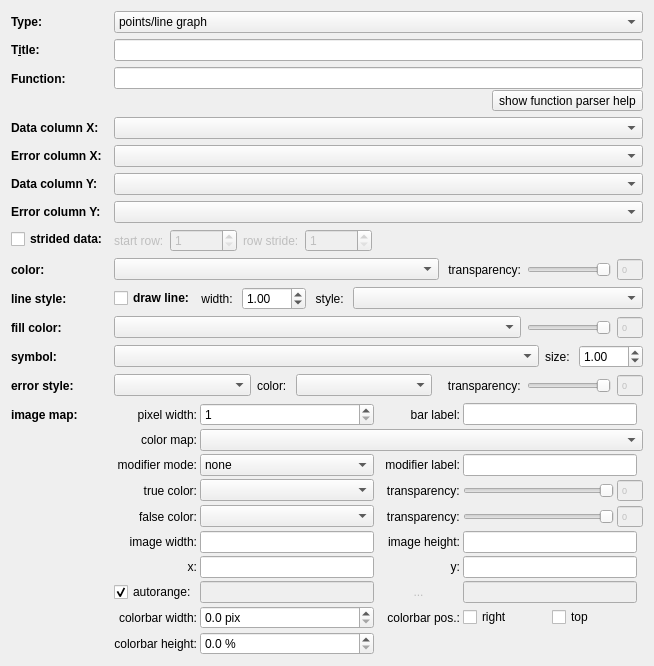
Before: the Qt Designer form plugins/table/qftablegraphsettings.ui in jkriege2/QuickFit3, drawn with Qt 5.
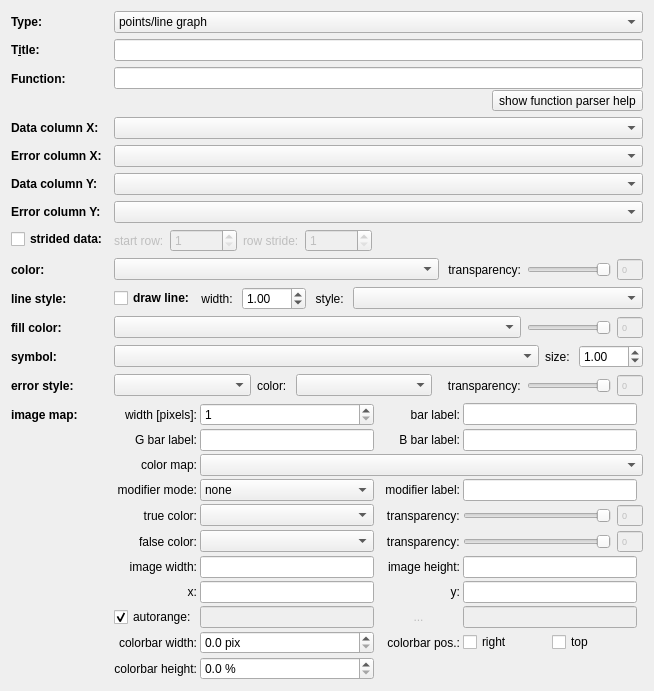
After: the same form once the commit is applied. Icons and pictures are not drawn. Custom widgets are drawn as their Qt base class.

Commit message: QuickFit3/table:   - added extra labels for G and B channel in RGBimages

Diff of the .ui file:
```diff
--- a/plugins/table/qftablegraphsettings.ui
+++ b/plugins/table/qftablegraphsettings.ui
@@ -7,7 +7,7 @@
     <x>0</x>
     <y>0</y>
     <width>654</width>
-    <height>612</height>
+    <height>644</height>
    </rect>
   </property>
   <property name="windowTitle">
@@ -956,37 +956,37 @@
    </item>
    <item row="13" column="1">
     <widget class="QWidget" name="widImage" native="true">
-     <layout class="QGridLayout" name="gridLayout_5" rowminimumheight="0,0,0,0,0,0,0,0,0,0">
+     <layout class="QGridLayout" name="gridLayout_5" rowminimumheight="0,0,0,0,0,0,0,0,0,0,0">
       <property name="margin">
        <number>0</number>
       </property>
       <property name="spacing">
        <number>3</number>
       </property>
-      <item row="7" column="1">
+      <item row="8" column="1">
        <widget class="QFDoubleEdit" name="edtImageMin">
         <property name="enabled">
          <bool>false</bool>
         </property>
        </widget>
       </item>
-      <item row="4" column="1">
-       <widget class="ColorComboBox" name="cmbImageFalseColor">
-        <property name="sizePolicy">
-         <sizepolicy hsizetype="MinimumExpanding" vsizetype="Fixed">
-          <horstretch>0</horstretch>
-          <verstretch>0</verstretch>
-         </sizepolicy>
-        </property>
-        <property name="minimumSize">
-         <size>
-          <width>80</width>
-          <height>0</height>
-         </size>
-        </property>
-       </widget>
-      </item>
       <item row="5" column="1">
+       <widget class="ColorComboBox" name="cmbImageFalseColor">
+        <property name="sizePolicy">
+         <sizepolicy hsizetype="MinimumExpanding" vsizetype="Fixed">
+          <horstretch>0</horstretch>
+          <verstretch>0</verstretch>
+         </sizepolicy>
+        </property>
+        <property name="minimumSize">
+         <size>
+          <width>80</width>
+          <height>0</height>
+         </size>
+        </property>
+       </widget>
+      </item>
+      <item row="6" column="1">
        <widget class="QFDoubleEdit" name="edtImageWidth">
         <property name="sizePolicy">
          <sizepolicy hsizetype="MinimumExpanding" vsizetype="Fixed">
@@ -996,8 +996,8 @@
         </property>
        </widget>
       </item>
-      <item row="7" column="2">
-       <widget class="QLabel" name="label_53">
+      <item row="8" column="2">
+       <widget class="QLabel" name="labImageRange">
         <property name="enabled">
          <bool>false</bool>
         </property>
@@ -1012,14 +1012,14 @@
       <item row="0" column="0">
        <widget class="QLabel" name="label_54">
         <property name="text">
-         <string>pixel width:</string>
+         <string>width [pixels]:</string>
         </property>
         <property name="alignment">
          <set>Qt::AlignRight|Qt::AlignTrailing|Qt::AlignVCenter</set>
         </property>
        </widget>
       </item>
-      <item row="5" column="3">
+      <item row="6" column="3">
        <widget class="QFDoubleEdit" name="edtImageHeight">
         <property name="sizePolicy">
          <sizepolicy hsizetype="MinimumExpanding" vsizetype="Fixed">
@@ -1029,14 +1029,14 @@
         </property>
        </widget>
       </item>
-      <item row="4" column="2">
-       <widget class="QLabel" name="label_55">
-        <property name="text">
-         <string>   transparency:</string>
-        </property>
-       </widget>
-      </item>
       <item row="5" column="2">
+       <widget class="QLabel" name="labTransparencyFalse">
+        <property name="text">
+         <string>   transparency:</string>
+        </property>
+       </widget>
+      </item>
+      <item row="6" column="2">
        <widget class="QLabel" name="label_56">
         <property name="text">
          <string>image height:</string>
@@ -1046,14 +1046,14 @@
         </property>
        </widget>
       </item>
-      <item row="7" column="3">
+      <item row="8" column="3">
        <widget class="QFDoubleEdit" name="edtImageMax">
         <property name="enabled">
          <bool>false</bool>
         </property>
        </widget>
       </item>
-      <item row="3" column="1">
+      <item row="4" column="1">
        <widget class="ColorComboBox" name="cmbImageTrueColor">
         <property name="sizePolicy">
          <sizepolicy hsizetype="MinimumExpanding" vsizetype="Fixed">
@@ -1069,77 +1069,15 @@
         </property>
        </widget>
       </item>
-      <item row="3" column="2">
-       <widget class="QLabel" name="label_57">
+      <item row="4" column="2">
+       <widget class="QLabel" name="labTransparencyTrue">
         <property name="text">
          <string>   transparency:</string>
         </property>
        </widget>
       </item>
-      <item row="4" column="3" colspan="3">
-       <layout class="QHBoxLayout" name="horizontalLayout_19">
-        <item>
-         <widget class="QSlider" name="sliderImageFalseColor">
-          <property name="sizePolicy">
-           <sizepolicy hsizetype="MinimumExpanding" vsizetype="Fixed">
-            <horstretch>0</horstretch>
-            <verstretch>0</verstretch>
-           </sizepolicy>
-          </property>
-          <property name="minimumSize">
-           <size>
-            <width>32</width>
-            <height>0</height>
-           </size>
-          </property>
-          <property name="maximum">
-           <number>255</number>
-          </property>
-          <property name="singleStep">
-           <number>5</number>
-          </property>
-          <property name="pageStep">
-           <number>50</number>
-          </property>
-          <property name="orientation">
-           <enum>Qt::Horizontal</enum>
-          </property>
-          <property name="invertedAppearance">
-           <bool>true</bool>
-          </property>
-          <property name="invertedControls">
-           <bool>false</bool>
-          </property>
-          <property name="tickPosition">
-           <enum>QSlider::NoTicks</enum>
-          </property>
-          <property name="tickInterval">
-           <number>50</number>
-          </property>
-         </widget>
-        </item>
-        <item>
-         <widget class="QSpinBox" name="spinBox_9">
-          <property name="enabled">
-           <bool>false</bool>
-          </property>
-          <property name="font">
-           <font>
-            <pointsize>7</pointsize>
-           </font>
-          </property>
-          <property name="buttonSymbols">
-           <enum>QAbstractSpinBox::NoButtons</enum>
-          </property>
-          <property name="maximum">
-           <number>255</number>
-          </property>
-         </widget>
-        </item>
-       </layout>
-      </item>
-      <item row="4" column="0">
-       <widget class="QLabel" name="label_58">
+      <item row="5" column="0">
+       <widget class="QLabel" name="labFalseColor">
         <property name="text">
          <string>false color:</string>
         </property>
@@ -1148,8 +1086,8 @@
         </property>
        </widget>
       </item>
-      <item row="3" column="0">
-       <widget class="QLabel" name="label_59">
+      <item row="4" column="0">
+       <widget class="QLabel" name="labTrueColor">
         <property name="text">
          <string>true color:</string>
         </property>
@@ -1174,8 +1112,8 @@
         </property>
        </widget>
       </item>
-      <item row="1" column="0">
-       <widget class="QLabel" name="label_60">
+      <item row="2" column="0">
+       <widget class="QLabel" name="labColormap">
         <property name="text">
          <string>color map:</string>
         </property>
@@ -1184,69 +1122,7 @@
         </property>
        </widget>
       </item>
-      <item row="3" column="3" colspan="3">
-       <layout class="QHBoxLayout" name="horizontalLayout_20">
-        <item>
-         <widget class="QSlider" name="sliderImageTrueColor">
-          <property name="sizePolicy">
-           <sizepolicy hsizetype="MinimumExpanding" vsizetype="Fixed">
-            <horstretch>0</horstretch>
-            <verstretch>0</verstretch>
-           </sizepolicy>
-          </property>
-          <property name="minimumSize">
-           <size>
-            <width>32</width>
-            <height>0</height>
-           </size>
-          </property>
-          <property name="maximum">
-           <number>255</number>
-          </property>
-          <property name="singleStep">
-           <number>5</number>
-          </property>
-          <property name="pageStep">
-           <number>50</number>
-          </property>
-          <property name="orientation">
-           <enum>Qt::Horizontal</enum>
-          </property>
-          <property name="invertedAppearance">
-           <bool>true</bool>
-          </property>
-          <property name="invertedControls">
-           <bool>false</bool>
-          </property>
-          <property name="tickPosition">
-           <enum>QSlider::NoTicks</enum>
-          </property>
-          <property name="tickInterval">
-           <number>50</number>
-          </property>
-         </widget>
-        </item>
-        <item>
-         <widget class="QSpinBox" name="spinBox_10">
-          <property name="enabled">
-           <bool>false</bool>
-          </property>
-          <property name="font">
-           <font>
-            <pointsize>7</pointsize>
-           </font>
-          </property>
-          <property name="buttonSymbols">
-           <enum>QAbstractSpinBox::NoButtons</enum>
-          </property>
-          <property name="maximum">
-           <number>255</number>
-          </property>
-         </widget>
-        </item>
-       </layout>
-      </item>
-      <item row="1" column="1" colspan="5">
+      <item row="2" column="1" colspan="5">
        <widget class="JKQTPMathImageColorPalette" name="cmbColormap">
         <property name="sizePolicy">
          <sizepolicy hsizetype="MinimumExpanding" vsizetype="Fixed">
@@ -1262,7 +1138,7 @@
         </property>
        </widget>
       </item>
-      <item row="6" column="0">
+      <item row="7" column="0">
        <widget class="QLabel" name="label_61">
         <property name="text">
          <string>x:</string>
@@ -1272,7 +1148,7 @@
         </property>
        </widget>
       </item>
-      <item row="6" column="1">
+      <item row="7" column="1">
        <widget class="QFDoubleEdit" name="edtImageX">
         <property name="sizePolicy">
          <sizepolicy hsizetype="MinimumExpanding" vsizetype="Fixed">
@@ -1282,7 +1158,7 @@
         </property>
        </widget>
       </item>
-      <item row="6" column="2">
+      <item row="7" column="2">
        <widget class="QLabel" name="label_62">
         <property name="text">
          <string>y:</string>
@@ -1292,7 +1168,7 @@
         </property>
        </widget>
       </item>
-      <item row="6" column="3">
+      <item row="7" column="3">
        <widget class="QFDoubleEdit" name="edtImageY">
         <property name="sizePolicy">
          <sizepolicy hsizetype="MinimumExpanding" vsizetype="Fixed">
@@ -1302,7 +1178,7 @@
         </property>
        </widget>
       </item>
-      <item row="7" column="0">
+      <item row="8" column="0">
        <widget class="QCheckBox" name="chkImageAutorange">
         <property name="text">
          <string>autorange:</string>
@@ -1322,7 +1198,7 @@
         </property>
        </widget>
       </item>
-      <item row="5" column="0">
+      <item row="6" column="0">
        <widget class="QLabel" name="label_64">
         <property name="text">
          <string>image width:</string>
@@ -1342,7 +1218,7 @@
         </property>
        </widget>
       </item>
-      <item row="8" column="0">
+      <item row="9" column="0">
        <widget class="QLabel" name="label_65">
         <property name="text">
          <string>colorbar width:</string>
@@ -1352,7 +1228,7 @@
         </property>
        </widget>
       </item>
-      <item row="8" column="1">
+      <item row="9" column="1">
        <widget class="QDoubleSpinBox" name="spinColorbarWidth">
         <property name="sizePolicy">
          <sizepolicy hsizetype="MinimumExpanding" vsizetype="Fixed">
@@ -1371,7 +1247,7 @@
         </property>
        </widget>
       </item>
-      <item row="8" column="2">
+      <item row="9" column="2">
        <widget class="QLabel" name="label_66">
         <property name="text">
          <string>colorbar pos.:</string>
@@ -1381,7 +1257,7 @@
         </property>
        </widget>
       </item>
-      <item row="8" column="3">
+      <item row="9" column="3">
        <layout class="QHBoxLayout" name="horizontalLayout_21">
         <item>
          <widget class="QCheckBox" name="chkImageColorbarRight">
@@ -1399,7 +1275,7 @@
         </item>
        </layout>
       </item>
-      <item row="9" column="0">
+      <item row="10" column="0">
        <widget class="QLabel" name="label_67">
         <property name="text">
          <string>colorbar height:</string>
@@ -1409,7 +1285,7 @@
         </property>
        </widget>
       </item>
-      <item row="9" column="1">
+      <item row="10" column="1">
        <widget class="QDoubleSpinBox" name="spinColorbarHeight">
         <property name="sizePolicy">
          <sizepolicy hsizetype="MinimumExpanding" vsizetype="Fixed">
@@ -1428,7 +1304,7 @@
         </property>
        </widget>
       </item>
-      <item row="2" column="0">
+      <item row="3" column="0">
        <widget class="QLabel" name="labModifierMode">
         <property name="text">
          <string>modifier mode:</string>
@@ -1438,7 +1314,7 @@
         </property>
        </widget>
       </item>
-      <item row="2" column="1">
+      <item row="3" column="1">
        <widget class="QComboBox" name="cmbModifierMode">
         <item>
          <property name="text">
@@ -1462,8 +1338,8 @@
         </item>
        </widget>
       </item>
-      <item row="2" column="2">
-       <widget class="QLabel" name="labModifierMode_2">
+      <item row="3" column="2">
+       <widget class="QLabel" name="labColorbarLabelMod">
         <property name="text">
          <string>modifier label:</string>
         </property>
@@ -1472,7 +1348,7 @@
         </property>
        </widget>
       </item>
-      <item row="2" column="3">
+      <item row="3" column="3">
        <widget class="QLineEdit" name="edtColorbarLabelMod">
         <property name="sizePolicy">
          <sizepolicy hsizetype="MinimumExpanding" vsizetype="Fixed">
@@ -1482,6 +1358,180 @@
         </property>
        </widget>
       </item>
+      <item row="5" column="3" colspan="3">
+       <widget class="QWidget" name="widFalseTransparency" native="true">
+        <layout class="QHBoxLayout" name="horizontalLayout_19">
+         <property name="margin">
+          <number>0</number>
+         </property>
+         <item>
+          <widget class="QSlider" name="sliderImageFalseColor">
+           <property name="sizePolicy">
+            <sizepolicy hsizetype="MinimumExpanding" vsizetype="Fixed">
+             <horstretch>0</horstretch>
+             <verstretch>0</verstretch>
+            </sizepolicy>
+           </property>
+           <property name="minimumSize">
+            <size>
+             <width>32</width>
+             <height>0</height>
+            </size>
+           </property>
+           <property name="maximum">
+            <number>255</number>
+           </property>
+           <property name="singleStep">
+            <number>5</number>
+           </property>
+           <property name="pageStep">
+            <number>50</number>
+           </property>
+           <property name="orientation">
+            <enum>Qt::Horizontal</enum>
+           </property>
+           <property name="invertedAppearance">
+            <bool>true</bool>
+           </property>
+           <property name="invertedControls">
+            <bool>false</bool>
+           </property>
+           <property name="tickPosition">
+            <enum>QSlider::NoTicks</enum>
+           </property>
+           <property name="tickInterval">
+            <number>50</number>
+           </property>
+          </widget>
+         </item>
+         <item>
+          <widget class="QSpinBox" name="spinBox_9">
+           <property name="enabled">
+            <bool>false</bool>
+           </property>
+           <property name="font">
+            <font>
+             <pointsize>7</pointsize>
+            </font>
+           </property>
+           <property name="buttonSymbols">
+            <enum>QAbstractSpinBox::NoButtons</enum>
+           </property>
+           <property name="maximum">
+            <number>255</number>
+           </property>
+          </widget>
+         </item>
+        </layout>
+       </widget>
+      </item>
+      <item row="4" column="3" colspan="3">
+       <widget class="QWidget" name="widTrueTransparency" native="true">
+        <layout class="QHBoxLayout" name="horizontalLayout_20">
+         <property name="margin">
+          <number>0</number>
+         </property>
+         <item>
+          <widget class="QSlider" name="sliderImageTrueColor">
+           <property name="sizePolicy">
+            <sizepolicy hsizetype="MinimumExpanding" vsizetype="Fixed">
+             <horstretch>0</horstretch>
+             <verstretch>0</verstretch>
+            </sizepolicy>
+           </property>
+           <property name="minimumSize">
+            <size>
+             <width>32</width>
+             <height>0</height>
+            </size>
+           </property>
+           <property name="maximum">
+            <number>255</number>
+           </property>
+           <property name="singleStep">
+            <number>5</number>
+           </property>
+           <property name="pageStep">
+            <number>50</number>
+           </property>
+           <property name="orientation">
+            <enum>Qt::Horizontal</enum>
+           </property>
+           <property name="invertedAppearance">
+            <bool>true</bool>
+           </property>
+           <property name="invertedControls">
+            <bool>false</bool>
+           </property>
+           <property name="tickPosition">
+            <enum>QSlider::NoTicks</enum>
+           </property>
+           <property name="tickInterval">
+            <number>50</number>
+           </property>
+          </widget>
+         </item>
+         <item>
+          <widget class="QSpinBox" name="spinBox_10">
+           <property name="enabled">
+            <bool>false</bool>
+           </property>
+           <property name="font">
+            <font>
+             <pointsize>7</pointsize>
+            </font>
+           </property>
+           <property name="buttonSymbols">
+            <enum>QAbstractSpinBox::NoButtons</enum>
+           </property>
+           <property name="maximum">
+            <number>255</number>
+           </property>
+          </widget>
+         </item>
+        </layout>
+       </widget>
+      </item>
+      <item row="1" column="0">
+       <widget class="QLabel" name="labColorbarLabelG">
+        <property name="text">
+         <string>G bar label:</string>
+        </property>
+        <property name="alignment">
+         <set>Qt::AlignRight|Qt::AlignTrailing|Qt::AlignVCenter</set>
+        </property>
+       </widget>
+      </item>
+      <item row="1" column="2">
+       <widget class="QLabel" name="labColorbarLabelB">
+        <property name="text">
+         <string>B bar label:</string>
+        </property>
+        <property name="alignment">
+         <set>Qt::AlignRight|Qt::AlignTrailing|Qt::AlignVCenter</set>
+        </property>
+       </widget>
+      </item>
+      <item row="1" column="1">
+       <widget class="QLineEdit" name="edtColorbarLabelG">
+        <property name="sizePolicy">
+         <sizepolicy hsizetype="MinimumExpanding" vsizetype="Fixed">
+          <horstretch>0</horstretch>
+          <verstretch>0</verstretch>
+         </sizepolicy>
+        </property>
+       </widget>
+      </item>
+      <item row="1" column="3">
+       <widget class="QLineEdit" name="edtColorbarLabelB">
+        <property name="sizePolicy">
+         <sizepolicy hsizetype="MinimumExpanding" vsizetype="Fixed">
+          <horstretch>0</horstretch>
+          <verstretch>0</verstretch>
+         </sizepolicy>
+        </property>
+       </widget>
+      </item>
      </layout>
     </widget>
    </item>
```
Left out of the diff: 36 changed lines with no effect on the pictures. The commit also changes 25 other files.
